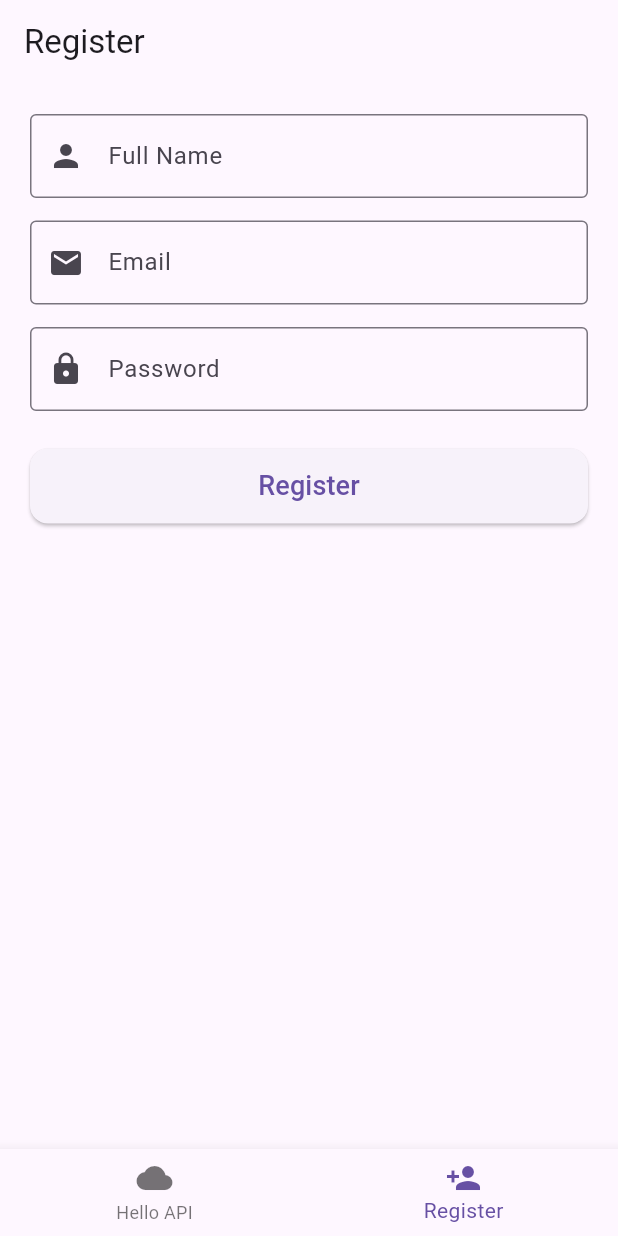
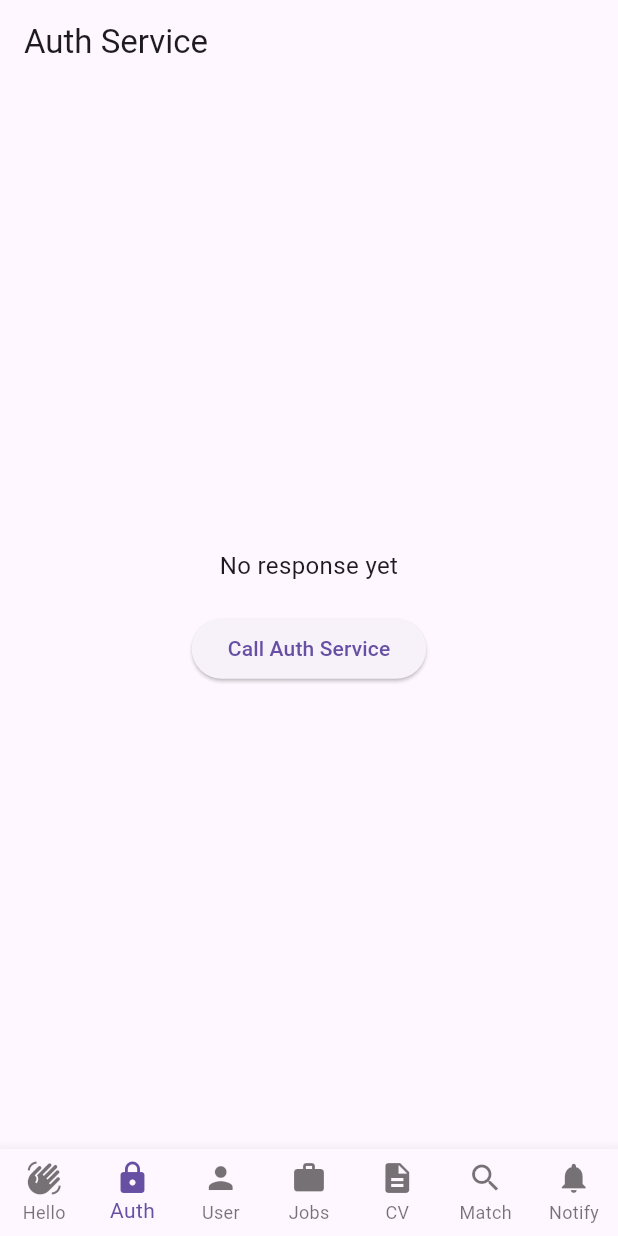
Before and after one commit to erfanalizada/talentlink, a Flutter app: the screen it shows after launch, item 2 of the bottom bar chosen, on a phone screen of 412 x 824 dp. Run offline on Flutter 3.47's test engine with Material 3 defaults, Android fonts, the phone set to English and light mode, and no system bars.

Commit message:
Added new web code to test the backends

```diff
--- a/frontend/talentlink_frontend/lib/main.dart
+++ b/frontend/talentlink_frontend/lib/main.dart
@@ -28,9 +28,14 @@ class MyHomePage extends StatefulWidget {
 class _MyHomePageState extends State<MyHomePage> {
   int _selectedIndex = 0;
 
-  final List<Widget> _pages = [
-    const HelloBackendPage(),
-    const RegistrationPage(),
+  final List<Widget> _pages = const [
+    ApiTestPage(title: "Hello Service", url: "/api/hello"),
+    ApiTestPage(title: "Auth Service", url: "/api/auth/health"),
+    ApiTestPage(title: "User Service", url: "/api/users/health"),
+    ApiTestPage(title: "Job Service", url: "/api/jobs/health"),
+    ApiTestPage(title: "CV Service", url: "/api/cv/health"),
+    ApiTestPage(title: "Matching Service", url: "/api/matching/health"),
+    ApiTestPage(title: "Notification Service", url: "/api/notifications/health"),
   ];
 
   void _onItemTapped(int index) {
@@ -44,40 +49,40 @@ class _MyHomePageState extends State<MyHomePage> {
       bottomNavigationBar: BottomNavigationBar(
         currentIndex: _selectedIndex,
         onTap: _onItemTapped,
+        type: BottomNavigationBarType.fixed,
         items: const [
-          BottomNavigationBarItem(
-            icon: Icon(Icons.cloud),
-            label: "Hello API",
-          ),
-          BottomNavigationBarItem(
-            icon: Icon(Icons.person_add),
-            label: "Register",
-          ),
+          BottomNavigationBarItem(icon: Icon(Icons.waving_hand), label: "Hello"),
+          BottomNavigationBarItem(icon: Icon(Icons.lock), label: "Auth"),
+          BottomNavigationBarItem(icon: Icon(Icons.person), label: "User"),
+          BottomNavigationBarItem(icon: Icon(Icons.work), label: "Jobs"),
+          BottomNavigationBarItem(icon: Icon(Icons.description), label: "CV"),
+          BottomNavigationBarItem(icon: Icon(Icons.search), label: "Match"),
+          BottomNavigationBarItem(icon: Icon(Icons.notifications), label: "Notify"),
         ],
       ),
     );
   }
 }
 
-// ---------------- HELLO BACKEND PAGE ----------------
-class HelloBackendPage extends StatefulWidget {
-  const HelloBackendPage({super.key});
+/// A reusable widget to call any service endpoint
+class ApiTestPage extends StatefulWidget {
+  final String title;
+  final String url;
+
+  const ApiTestPage({super.key, required this.title, required this.url});
 
   @override
-  State<HelloBackendPage> createState() => _HelloBackendPageState();
+  State<ApiTestPage> createState() => _ApiTestPageState();
 }
 
-class _HelloBackendPageState extends State<HelloBackendPage> {
+class _ApiTestPageState extends State<ApiTestPage> {
   String _response = "No response yet";
 
-  Future<void> _callBackend() async {
+  Future<void> _callApi() async {
     try {
-      final res = await http.get(Uri.parse('/api/hello')); // adapt your backend URL
+      final res = await http.get(Uri.parse(widget.url));
       if (res.statusCode == 200) {
-        final body = jsonDecode(res.body);
-        setState(() {
-          _response = body['message'] ?? "No message field";
-        });
+        setState(() => _response = res.body);
       } else {
         setState(() => _response = "Error: ${res.statusCode}");
       }
@@ -89,16 +94,16 @@ class _HelloBackendPageState extends State<HelloBackendPage> {
   @override
   Widget build(BuildContext context) {
     return Scaffold(
-      appBar: AppBar(title: const Text("Hello Backend")),
+      appBar: AppBar(title: Text(widget.title)),
       body: Center(
         child: Column(
           mainAxisAlignment: MainAxisAlignment.center,
           children: [
-            Text(_response, style: const TextStyle(fontSize: 18)),
+            Text(_response, textAlign: TextAlign.center, style: const TextStyle(fontSize: 16)),
             const SizedBox(height: 20),
             ElevatedButton(
-              onPressed: _callBackend,
-              child: const Text("Call Backend"),
+              onPressed: _callApi,
+              child: Text("Call ${widget.title}"),
             ),
           ],
         ),
@@ -106,118 +111,3 @@ class _HelloBackendPageState extends State<HelloBackendPage> {
     );
   }
 }
-
-// ---------------- REGISTRATION PAGE ----------------
-class RegistrationPage extends StatefulWidget {
-  const RegistrationPage({super.key});
-
-  @override
-  State<RegistrationPage> createState() => _RegistrationPageState();
-}
-
-class _RegistrationPageState extends State<RegistrationPage> {
-  final _formKey = GlobalKey<FormState>();
-  final _nameCtrl = TextEditingController();
-  final _emailCtrl = TextEditingController();
-  final _passwordCtrl = TextEditingController();
-
-  bool _isLoading = false;
-
-  Future<void> _register() async {
-    if (!_formKey.currentState!.validate()) return;
-
-    setState(() => _isLoading = true);
-
-    try {
-      final response = await http.post(
-        Uri.parse('/api/register'), // adapt your backend URL
-        headers: {"Content-Type": "application/json"},
-        body: jsonEncode({
-          "name": _nameCtrl.text,
-          "email": _emailCtrl.text,
-          "password": _passwordCtrl.text,
-        }),
-      );
-
-      if (response.statusCode == 200) {
-        ScaffoldMessenger.of(context).showSnackBar(
-          const SnackBar(content: Text("Registration successful!")),
-        );
-      } else {
-        ScaffoldMessenger.of(context).showSnackBar(
-          SnackBar(content: Text("Error: ${response.body}")),
-        );
-      }
-    } catch (e) {
-      ScaffoldMessenger.of(context).showSnackBar(
-        SnackBar(content: Text("Failed: $e")),
-      );
-    } finally {
-      setState(() => _isLoading = false);
-    }
-  }
-
-  @override
-  Widget build(BuildContext context) {
-    return Scaffold(
-      appBar: AppBar(title: const Text("Register")),
-      body: Padding(
-        padding: const EdgeInsets.all(20),
-        child: Form(
-          key: _formKey,
-          child: Column(
-            children: [
-              TextFormField(
-                controller: _nameCtrl,
-                decoration: const InputDecoration(
-                  labelText: "Full Name",
-                  border: OutlineInputBorder(),
-                  prefixIcon: Icon(Icons.person),
-                ),
-                validator: (value) =>
-                    value!.isEmpty ? "Enter your name" : null,
-              ),
-              const SizedBox(height: 15),
-              TextFormField(
-                controller: _emailCtrl,
-                decoration: const InputDecoration(
-                  labelText: "Email",
-                  border: OutlineInputBorder(),
-                  prefixIcon: Icon(Icons.email),
-                ),
-                keyboardType: TextInputType.emailAddress,
-                validator: (value) =>
-                    value!.contains("@") ? null : "Enter a valid email",
-              ),
-              const SizedBox(height: 15),
-              TextFormField(
-                controller: _passwordCtrl,
-                decoration: const InputDecoration(
-                  labelText: "Password",
-                  border: OutlineInputBorder(),
-                  prefixIcon: Icon(Icons.lock),
-                ),
-                obscureText: true,
-                validator: (value) =>
-                    value!.length < 6 ? "Password must be at least 6 chars" : null,
-              ),
-              const SizedBox(height: 25),
-              _isLoading
-                  ? const CircularProgressIndicator()
-                  : ElevatedButton(
-                      onPressed: _register,
-                      style: ElevatedButton.styleFrom(
-                        minimumSize: const Size(double.infinity, 50),
-                        shape: RoundedRectangleBorder(
-                          borderRadius: BorderRadius.circular(12),
-                        ),
-                      ),
-                      child: const Text("Register", style: TextStyle(fontSize: 18)),
-                    ),
-            ],
-          ),
-        ),
-      ),
-    );
-  }
-}
```
